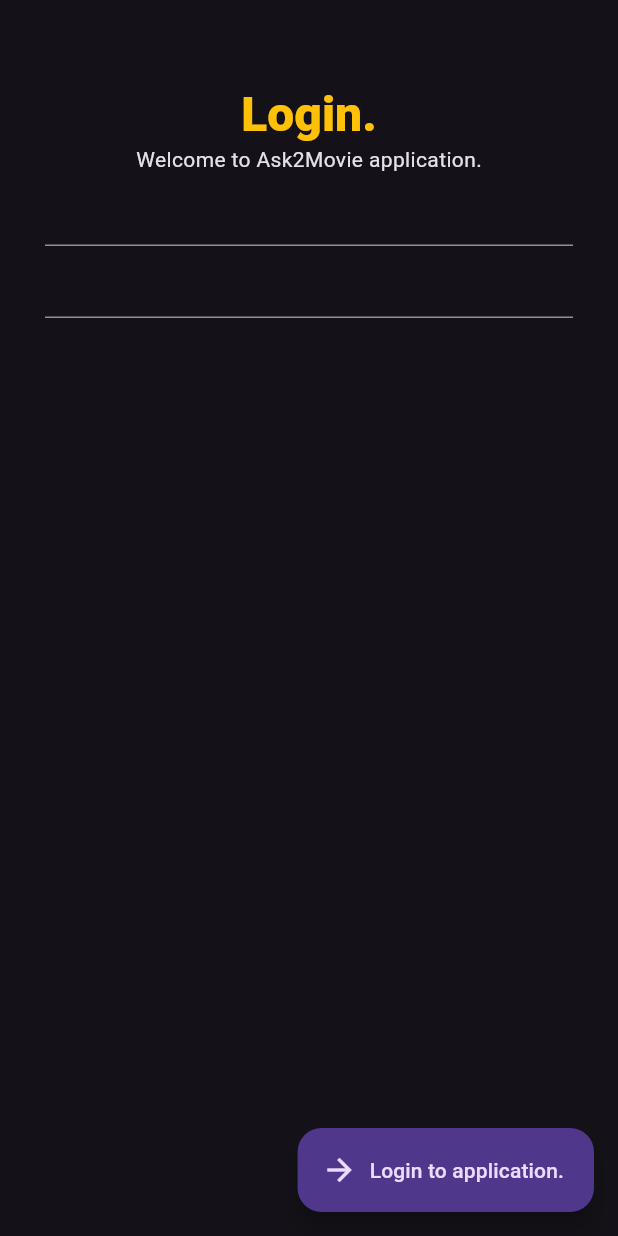
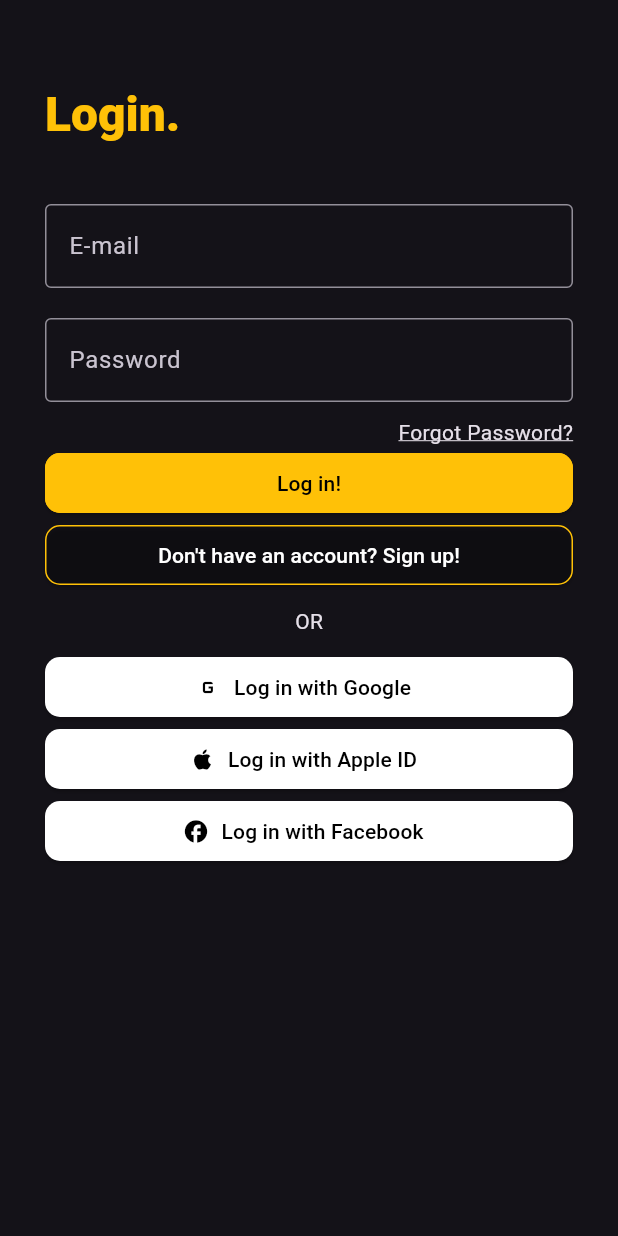
Before and after one commit to gurkanmutllu/ask2movie, a Flutter app: the screen it shows after launch, on a phone screen of 412 x 824 dp. Run offline on Flutter 3.47's test engine with Material 3 defaults, Android fonts, the light colour scheme and no system bars; our stand-ins replace easy_localization.

Commit message:
Login and Register screens implemented.

```diff
--- a/assets/lang/en-US.json
+++ b/assets/lang/en-US.json
@@ -1,7 +1,22 @@
 {
+    "base": {
+        "email": "E-mail",
+        "password": "Password",
+        "googleLogin": "{} with Google",
+        "appleLogin": "{} with Apple ID",
+        "facebookLogin": "{} with Facebook"
+    },
     "login": {
-        "hello": "Welcome to Ask2Movie application.",
-        "loginMessage": "Login to application.",
-        "loginTitle": "Login."
+        "loginTitle": "Login.",
+        "forgotPassword": "Forgot Password?",
+        "login": "Log in!",
+        "doHaveAccount": "Don't have an account? Sign up!",
+        "or": "OR"
+    },
+    "signIn": {
+        "registerTitle": "Register.",
+        "userName": "User Name",
+        "signUp": "Sign Up!",
+        "alreadyHaveAccount": "Already have an account? Log in!"
     }
 }
--- a/lib/core/init/extension/string_extensions.dart
+++ /dev/null
@@ -1,5 +0,0 @@
-import 'package:easy_localization/easy_localization.dart';
-
-extension StringLocalization on String {
-  String get locale => this.tr();
-}
--- /dev/null
+++ b/lib/demos/border_items.dart
@@ -0,0 +1,9 @@
+import 'package:flutter/material.dart';
+
+class BorderItems {
+  static const RoundedRectangleBorder roundedRectangleBorderSide = RoundedRectangleBorder(
+      borderRadius: BorderRadius.all(Radius.circular(10)), side: BorderSide(color: Colors.amber));
+
+  static const RoundedRectangleBorder roundedRectangleBorder =
+      RoundedRectangleBorder(borderRadius: BorderRadius.all(Radius.circular(10)));
+}
--- /dev/null
+++ b/lib/demos/custom_elevated_button.dart
@@ -0,0 +1,30 @@
+import 'border_items.dart';
+import 'package:flutter/material.dart';
+
+class CustomElevatedButton extends StatelessWidget {
+  const CustomElevatedButton({
+    super.key,
+    required this.buttonText,
+    required this.buttonColor,
+    required this.textColor,
+  });
+
+  final String buttonText;
+  final Color buttonColor;
+  final Color textColor;
+
+  @override
+  Widget build(BuildContext context) {
+    return SizedBox(
+      width: double.infinity,
+      child: ElevatedButton(
+        onPressed: () {},
+        style: ElevatedButton.styleFrom(backgroundColor: buttonColor, shape: BorderItems.roundedRectangleBorderSide),
+        child: Text(
+          buttonText,
+          style: TextStyle(color: textColor),
+        ),
+      ),
+    );
+  }
+}
--- /dev/null
+++ b/lib/demos/custom_elevated_button_with_icon.dart
@@ -0,0 +1,27 @@
+import 'border_items.dart';
+import 'package:flutter/material.dart';
+
+class CustomElevatedButtonWithIcon extends StatelessWidget {
+  const CustomElevatedButtonWithIcon({
+    super.key,
+    required this.buttonText,
+    required this.buttonIcon,
+  });
+
+  final String buttonText;
+  final IconData buttonIcon;
+
+  @override
+  Widget build(BuildContext context) {
+    return SizedBox(
+      width: double.infinity,
+      child: ElevatedButton.icon(
+        label: Text(buttonText),
+        onPressed: () {},
+        icon: Icon(buttonIcon),
+        style: ElevatedButton.styleFrom(
+            backgroundColor: Colors.white, foregroundColor: Colors.black, shape: BorderItems.roundedRectangleBorder),
+      ),
+    );
+  }
+}
--- /dev/null
+++ b/lib/demos/custom_text_field.dart
@@ -0,0 +1,39 @@
+import '../core/init/locale_keys.g.dart';
+import 'package:easy_localization/easy_localization.dart';
+import 'package:flutter/material.dart';
+
+import 'padding_items.dart';
+
+class CustomTextField extends StatelessWidget {
+  const CustomTextField({
+    super.key,
+    required this.labelText,
+    required this.inputType,
+  });
+
+  final String labelText;
+  final TextInputType inputType;
+
+  @override
+  Widget build(BuildContext context) {
+    return Padding(
+      padding: PaddingItems.verticalPadding,
+      child: TextField(
+        obscureText: isPassword(labelText),
+        decoration: InputDecoration(
+          border: const OutlineInputBorder(),
+          labelText: labelText,
+        ),
+        keyboardType: inputType,
+      ),
+    );
+  }
+}
+
+bool isPassword(String labelText) {
+  if (labelText == LocaleKeys.base_password.tr()) {
+    return true;
+  } else {
+    return false;
+  }
+}
--- a/lib/demos/login_view.dart
+++ b/lib/demos/login_view.dart
@@ -1,11 +1,13 @@
-import 'package:ask2movie/core/init/extension/string_extensions.dart';
-import 'package:ask2movie/core/init/locale_keys.g.dart';
+import '../core/init/locale_keys.g.dart';
+import 'package:easy_localization/easy_localization.dart';
 
+import 'custom_elevated_button.dart';
+import 'custom_elevated_button_with_icon.dart';
+import 'custom_text_field.dart';
 import 'title_widget.dart';
 import 'package:flutter/material.dart';
 
 import 'padding_items.dart';
-import 'string_items.dart';
 
 class LoginView extends StatefulWidget {
   const LoginView({super.key});
@@ -17,28 +19,63 @@
 class _LoginViewState extends State<LoginView> {
   @override
   Widget build(BuildContext context) {
+    final String _login = 'Log in';
     return Scaffold(
-      floatingActionButton: buildFloatingActionButton(),
+      resizeToAvoidBottomInset: false,
       appBar: AppBar(),
       body: Padding(
         padding: PaddingItems.horizontalPadding,
         child: Column(
           children: [
-            TitleWidget(title: LocaleKeys.login_loginTitle.locale),
-            Text(LocaleKeys.login_hello.locale),
-            const TextField(
-              keyboardType: TextInputType.emailAddress,
-              autofillHints: [AutofillHints.email],
+            TitleWidget(title: LocaleKeys.login_loginTitle.tr()),
+            CustomTextField(
+              labelText: LocaleKeys.base_email.tr(),
+              inputType: TextInputType.emailAddress,
             ),
-            const TextField(),
+            CustomTextField(
+              labelText: LocaleKeys.base_password.tr(),
+              inputType: TextInputType.text,
+            ),
+            Row(
+              mainAxisAlignment: MainAxisAlignment.end,
+              children: [
+                InkWell(
+                  onTap: () {},
+                  child: Text(
+                    LocaleKeys.login_forgotPassword.tr(),
+                    style: const TextStyle(decoration: TextDecoration.underline),
+                  ),
+                ),
+              ],
+            ),
+            CustomElevatedButton(
+              buttonText: LocaleKeys.login_login.tr(),
+              buttonColor: Colors.amber,
+              textColor: Colors.black,
+            ),
+            CustomElevatedButton(
+                buttonText: LocaleKeys.login_doHaveAccount.tr(),
+                buttonColor: Colors.transparent,
+                textColor: Colors.white),
+            Padding(
+              padding: PaddingItems.verticalPadding,
+              child: Text(LocaleKeys.login_or.tr()),
+            ),
+            CustomElevatedButtonWithIcon(
+              buttonText: LocaleKeys.base_googleLogin.tr(args: [_login]),
+              buttonIcon: Icons.g_mobiledata_outlined,
+            ),
+            CustomElevatedButtonWithIcon(
+              buttonText: LocaleKeys.base_appleLogin.tr(args: [_login]),
+              buttonIcon: Icons.apple_outlined,
+            ),
+            CustomElevatedButtonWithIcon(
+              buttonText: LocaleKeys.base_facebookLogin.tr(args: [_login]),
+              buttonIcon: Icons.facebook_outlined,
+            ),
           ],
         ),
       ),
     );
   }
 }
-
-FloatingActionButton buildFloatingActionButton() {
-  return FloatingActionButton.extended(
-      label: Text(LocaleKeys.login_loginMessage.locale), icon: const Icon(Icons.arrow_forward), onPressed: () {});
-}
--- a/lib/demos/padding_items.dart
+++ b/lib/demos/padding_items.dart
@@ -3,4 +3,5 @@
 class PaddingItems {
   static const EdgeInsets horizontalPadding = EdgeInsets.symmetric(horizontal: 30);
   static const EdgeInsets verticalPadding = EdgeInsets.symmetric(vertical: 10);
+  static const EdgeInsets bottomPadding = EdgeInsets.only(bottom: 30);
 }
--- a/lib/demos/title_widget.dart
+++ b/lib/demos/title_widget.dart
@@ -1,4 +1,6 @@
 import 'package:flutter/material.dart';
+
+import 'padding_items.dart';
 
 class TitleWidget extends StatelessWidget {
   const TitleWidget({
@@ -10,9 +12,13 @@
 
   @override
   Widget build(BuildContext context) {
-    return Text(
-      title,
-      style: Theme.of(context).textTheme.headlineLarge?.copyWith(color: Colors.amber, fontWeight: FontWeight.w900),
+    return Container(
+      width: double.infinity,
+      padding: PaddingItems.bottomPadding,
+      child: Text(
+        title,
+        style: Theme.of(context).textTheme.headlineLarge?.copyWith(color: Colors.amber, fontWeight: FontWeight.w900),
+      ),
     );
   }
 }
--- a/lib/main.dart
+++ b/lib/main.dart
@@ -1,7 +1,8 @@
-import 'core/device/constants.dart';
+import 'demos/sign_in_view.dart';
 import 'package:easy_localization/easy_localization.dart';
 import 'package:flutter/material.dart';
 
+import 'core/device/constants.dart';
 import 'demos/login_view.dart';
 
 void main() async {
@@ -9,10 +10,10 @@
   await EasyLocalization.ensureInitialized();
 
   runApp(EasyLocalization(
-    child: MyApp(),
-    supportedLocales: [AppConstant.EN_LOCALE],
+    supportedLocales: const [AppConstant.EN_LOCALE, AppConstant.TR_LOCALE],
     path: AppConstant.LANG_PATH,
     fallbackLocale: const Locale('tr', 'TR'),
+    child: const MyApp(),
   ));
 }
 
@@ -22,6 +23,9 @@
   @override
   Widget build(BuildContext context) {
     return MaterialApp(
+      localizationsDelegates: context.localizationDelegates,
+      supportedLocales: context.supportedLocales,
+      locale: context.locale,
       title: 'Flutter Demo',
       theme: ThemeData(
         brightness: Brightness.dark,
```
Also changed, not shown: assets/lang/tr-TR.json (+10 -0 lines), lib/demos/sign_in_view.dart (added, +52 -0 lines), lib/demos/string_items.dart (deleted, +0 -11 lines), lib/core/init/locale_keys.g.dart, 2 other files.
